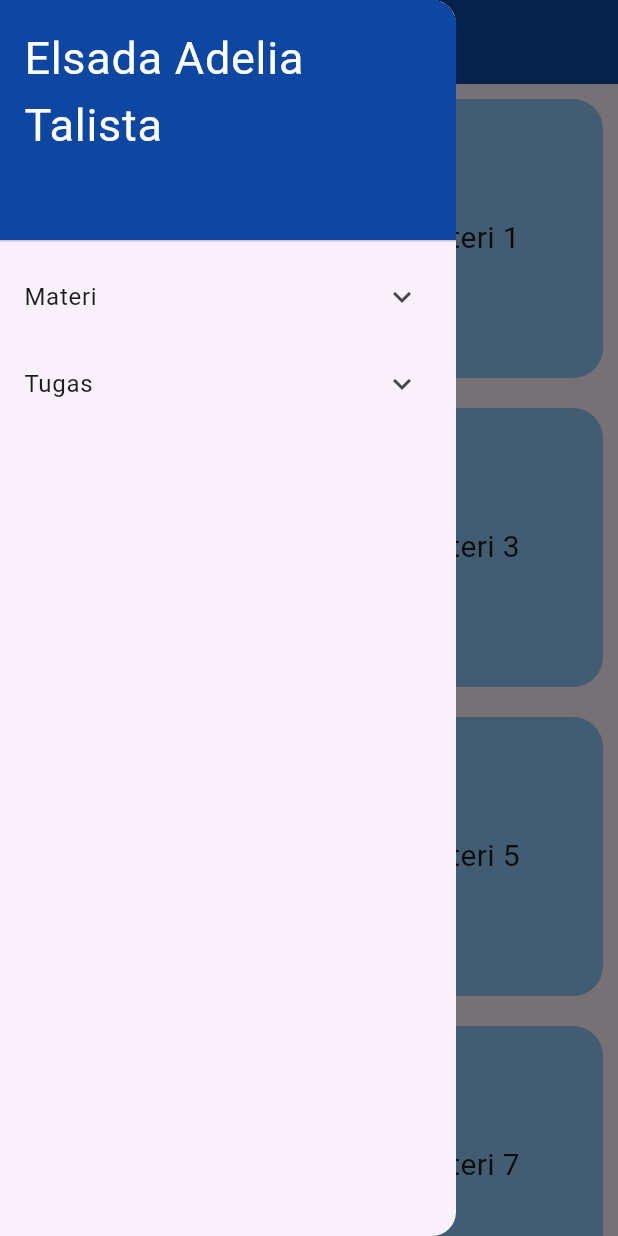
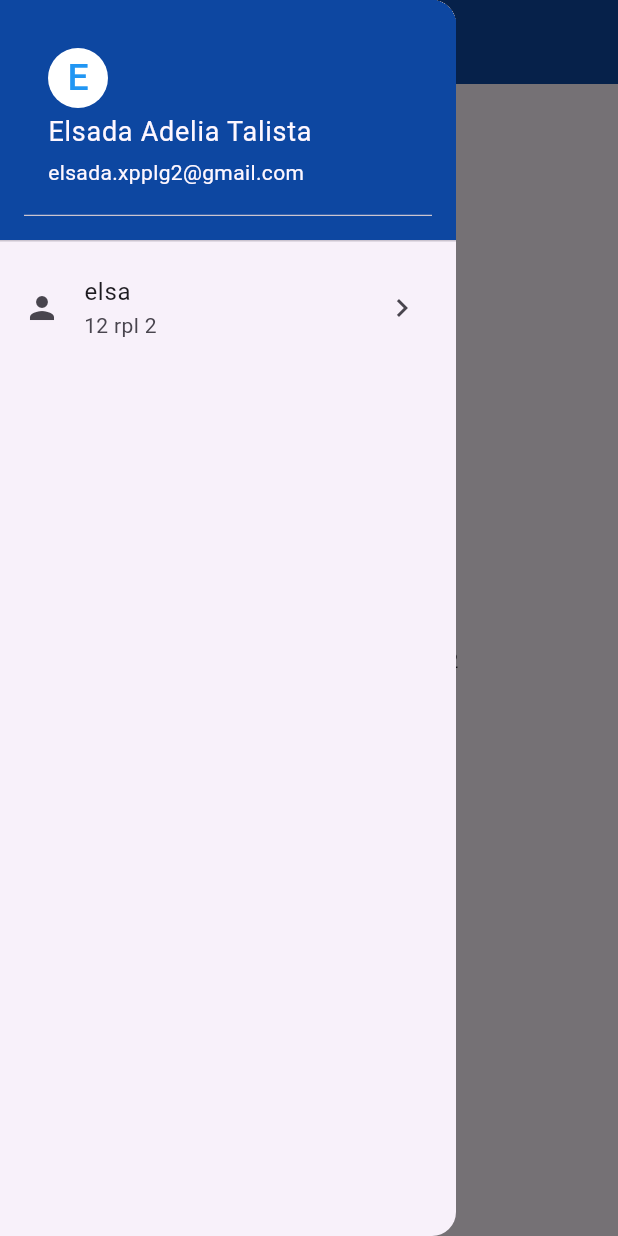
Before and after one commit to elsarpl2/grouping-navigation-drawer2, a Flutter app: the screen it shows after launch, with the side drawer open, on a phone screen of 412 x 824 dp. Run offline on Flutter 3.47's test engine with Material 3 defaults, Android fonts, the phone set to English and light mode, and no system bars.

Commit message:
UserAccountsDrawerHeader

```diff
--- a/lib/drawer.dart
+++ b/lib/drawer.dart
@@ -18,28 +18,8 @@ class MyHomePage extends StatelessWidget {
         foregroundColor: Colors.white,
       ),
       drawer: buildGroupDrawer(context), // Memanggil buildGroupDrawer
-      body: GridView(
-        gridDelegate: const SliverGridDelegateWithFixedCrossAxisCount(
-          crossAxisCount: 2,
-        ),
-        shrinkWrap: true,
-        children: List.generate(10, (index) {
-          return Padding(
-            padding: const EdgeInsets.all(10.0),
-            child: Container(
-              decoration: BoxDecoration(
-                borderRadius: BorderRadius.circular(20.0),
-                color: Colors.blue[200],
-              ),
-              alignment: Alignment.center,
-              child: Text(
-                'Materi $index',
-                style: const TextStyle(fontSize: 20),
-                textAlign: TextAlign.center,
-              ),
-            ),
-          );
-        }),
+      body: Center(
+        child: Text('pemrograman mobile $title'),
       ),
     );
   }
@@ -50,91 +30,120 @@ class MyHomePage extends StatelessWidget {
       child: ListView(
         padding: EdgeInsets.zero,
         children: [
-          // DrawerHeader dengan teks nama
-           DrawerHeader(
+          DrawerHeader(
             decoration: BoxDecoration(
               color: Colors.blue[900],
             ),
-            child: const Text(
-              'Elsada Adelia Talista', // Nama yang ditampilkan di header drawer
-              style: TextStyle(
-                color: Colors.white,
-                fontSize: 30,
+            child: UserAccountsDrawerHeader(
+              decoration: BoxDecoration(
+                color: Colors.blue[900],
+              ),
+              accountName: const Text(
+                'Elsada Adelia Talista', // Nama yang ditampilkan di header drawer
+                style: TextStyle(
+                  fontSize: 18,
+                ),
+              ),
+              accountEmail: const Text(
+                'elsada.xpplg2@gmail.com', // Email contoh untuk tampilan
+              ),
+              currentAccountPictureSize: const Size.square(40),
+              currentAccountPicture: CircleAvatar(
+                backgroundColor: Colors.white,
+                child: const Text(
+                  'E', // Inisial nama
+                  style: TextStyle(
+                    fontSize: 25,
+                    color: Colors.blue,
+                  ),
+                ),
               ),
             ),
+            // child: const Text('Elsada Adelia Talista',
+            // style: TextStyle(color: Colors.white,
+            // fontSize: 30.0,
+            // ),
+            // ),
           ),
+          ListTile(
+            leading: Icon(Icons.person),
+            title: Text('elsa'),
+            subtitle: Text ('12 rpl 2'),
+            trailing: Icon(Icons.chevron_right),
+
+          )
           // ExpansionTile untuk menampilkan kategori "Materi"
-          ExpansionTile(
-            title: const Text('Materi'),
-            children: [
-              ListTile(
-                title: const Text('Materi 1'),
-                onTap: () {
-                  Navigator.pop(context); // Menutup drawer ketika item dipilih
-                },
-              ),
-              ListTile(
-                title: const Text('Materi 2'),
-                onTap: () {
-                  Navigator.pop(context); // Menutup drawer ketika item dipilih
-                },
-              ),
-              ListTile(
-                title: const Text('Materi 3'),
-                onTap: () {
-                  Navigator.pop(context); // Menutup drawer ketika item dipilih
-                },
-              ),
-              ListTile(
-                title: const Text('Materi 4'),
-                onTap: () {
-                  Navigator.pop(context); // Menutup drawer ketika item dipilih
-                },
-              ),
-              ListTile(
-                title: const Text('Materi 5'),
-                onTap: () {
-                  Navigator.pop(context); // Menutup drawer ketika item dipilih
-                },
-              ),
-            ],
-          ),
-          // ExpansionTile untuk menampilkan kategori "Tugas"
-          ExpansionTile(
-            title: const Text('Tugas'),
-            children: [
-              ListTile(
-                title: const Text('Tugas 1'),
-                onTap: () {
-                  Navigator.pop(context); // Menutup drawer ketika item dipilih
-                },
-              ),
-              ListTile(
-                title: const Text('Tugas 2'),
-                onTap: () {
-                  Navigator.pop(context); // Menutup drawer ketika item dipilih
-                },
-              ),
-              ListTile(
-                title: const Text('Tugas 3'),
-                onTap: () {
-                  Navigator.pop(context); // Menutup drawer ketika item dipilih
-                },
-              ),
-              ListTile(
-                title: const Text('Tugas 4'),
-                onTap: () {
-                  Navigator.pop(context); // Menutup drawer ketika item dipilih
-                },
-              ),
-              ListTile(
-                title: const Text('Tugas 5'),
-                onTap: () {
-                  Navigator.pop(context); // Menutup drawer ketika item dipilih
-                },
-              ),
-            ],
-          ),
+          // ExpansionTile(
+          //   title: const Text('Materi'),
+          //   children: [
+          //     ListTile(
+          //       title: const Text('Materi 1'),
+          //       onTap: () {
+          //         Navigator.pop(context); // Menutup drawer ketika item dipilih
+          //       },
+          //     ),
+          //     ListTile(
+          //       title: const Text('Materi 2'),
+          //       onTap: () {
+          //         Navigator.pop(context); // Menutup drawer ketika item dipilih
+          //       },
+          //     ),
+          //     ListTile(
+          //       title: const Text('Materi 3'),
+          //       onTap: () {
+          //         Navigator.pop(context); // Menutup drawer ketika item dipilih
+          //       },
+          //     ),
+          //     ListTile(
+          //       title: const Text('Materi 4'),
+          //       onTap: () {
+          //         Navigator.pop(context); // Menutup drawer ketika item dipilih
+          //       },
+          //     ),
+          //     ListTile(
+          //       title: const Text('Materi 5'),
+          //       onTap: () {
+          //         Navigator.pop(context); // Menutup drawer ketika item dipilih
+          //       },
+          //     ),
+          //   ],
+          // ),
+          // // ExpansionTile untuk menampilkan kategori "Tugas"
+          // ExpansionTile(
+          //   title: const Text('Tugas'),
+          //   children: [
+          //     ListTile(
+          //       title: const Text('Tugas 1'),
+          //       onTap: () {
+          //         Navigator.pop(context); // Menutup drawer ketika item dipilih
+          //       },
+          //     ),
+          //     ListTile(
+          //       title: const Text('Tugas 2'),
+          //       onTap: () {
+          //         Navigator.pop(context); // Menutup drawer ketika item dipilih
+          //       },
+          //     ),
+          //     ListTile(
+          //       title: const Text('Tugas 3'),
+          //       onTap: () {
+          //         Navigator.pop(context); // Menutup drawer ketika item dipilih
+          //       },
+          //     ),
+          //     ListTile(
+          //       title: const Text('Tugas 4'),
+          //       onTap: () {
+          //         Navigator.pop(context); // Menutup drawer ketika item dipilih
+          //       },
+          //     ),
+          //     ListTile(
+          //       title: const Text('Tugas 5'),
+          //       onTap: () {
+          //         Navigator.pop(context); // Menutup drawer ketika item dipilih
+          //       },
+          //     ),
+          //   ],
+          // ),
         ],
       ),
     );
```
